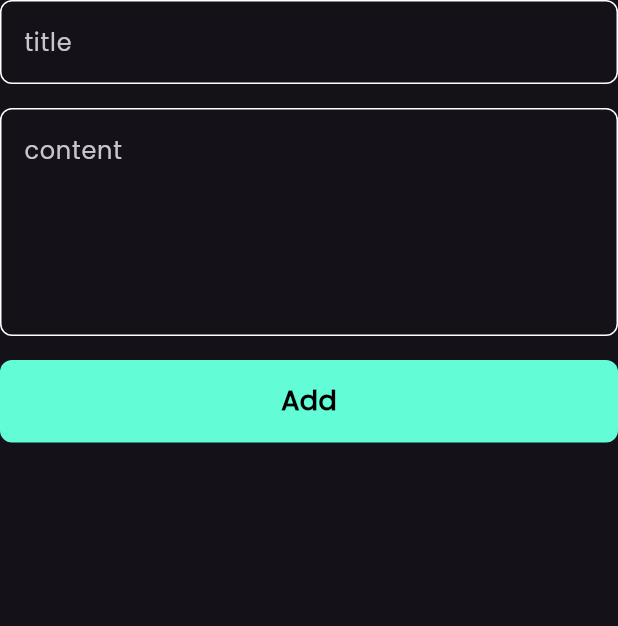
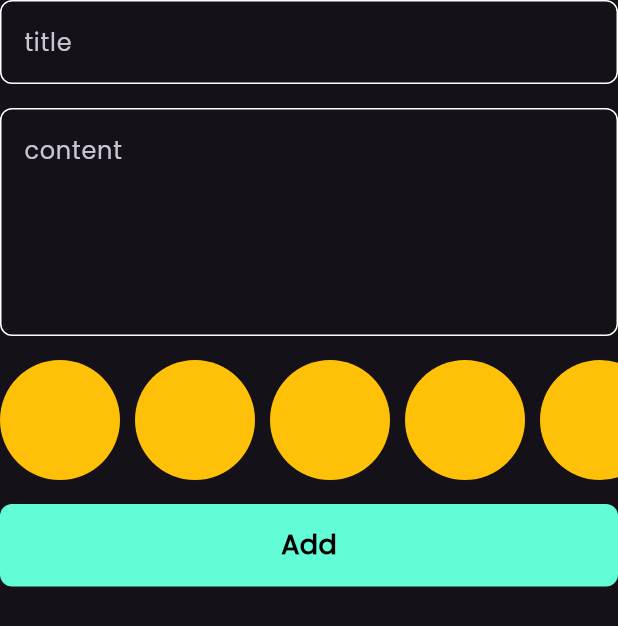
Before and after one commit to Anas-Masri/notes_app, a Flutter app: the AddNoteForm widget shown alone on an empty page, opened directly, on a phone screen of 412 x 824 dp. Shown: the top 626 px of the screen. Run offline on Flutter 3.47's test engine with Material 3 defaults, Android fonts, the phone set to English and light mode, and no system bars; our stand-ins replace bloc, flutter_bloc, hive, hive_flutter; accounts and stored records are empty.

Commit message:
create colors ListView Part 1

```diff
--- a/lib/widgets/add_note_form.dart
+++ b/lib/widgets/add_note_form.dart
@@ -3,6 +3,7 @@ import 'package:flutter_bloc/flutter_bloc.dart';
 import 'package:intl/intl.dart';
 import 'package:notes_app/cubits/add_note_cubit/add_note_cubit.dart';
 import 'package:notes_app/models/note_model.dart';
+import 'package:notes_app/widgets/color_list_widget.dart';
 import 'package:notes_app/widgets/custom_button.dart';
 import 'package:notes_app/widgets/custom_text_field.dart';
 
@@ -45,6 +46,10 @@ class _AddNoteFormState extends State<AddNoteForm> {
           const SizedBox(
             height: 16,
           ),
+          const ColorListView(),
+          const SizedBox(
+            height: 16,
+          ),
           BlocBuilder<AddNoteCubit, AddNoteState>(
             builder: (context, state) {
               return CustomButton(
--- /dev/null
+++ b/lib/widgets/color_list_widget.dart
@@ -0,0 +1,38 @@
+import 'package:flutter/material.dart';
+
+class ColorItem extends StatelessWidget {
+  const ColorItem({super.key});
+
+  @override
+  Widget build(BuildContext context) {
+    return const Row(
+      children: [
+        CircleAvatar(
+          backgroundColor: Colors.amber,
+          radius: 40,
+        ),
+        SizedBox(
+          width: 10,
+        )
+      ],
+    );
+  }
+}
+
+class ColorListView extends StatelessWidget {
+  const ColorListView({super.key});
+
+  @override
+  Widget build(BuildContext context) {
+    return SizedBox(
+      height: 80,
+      child: ListView.builder(
+        itemCount: 10,
+        scrollDirection: Axis.horizontal,
+        itemBuilder: (BuildContext context, int index) {
+          return const ColorItem();
+        },
+      ),
+    );
+  }
+}
```
